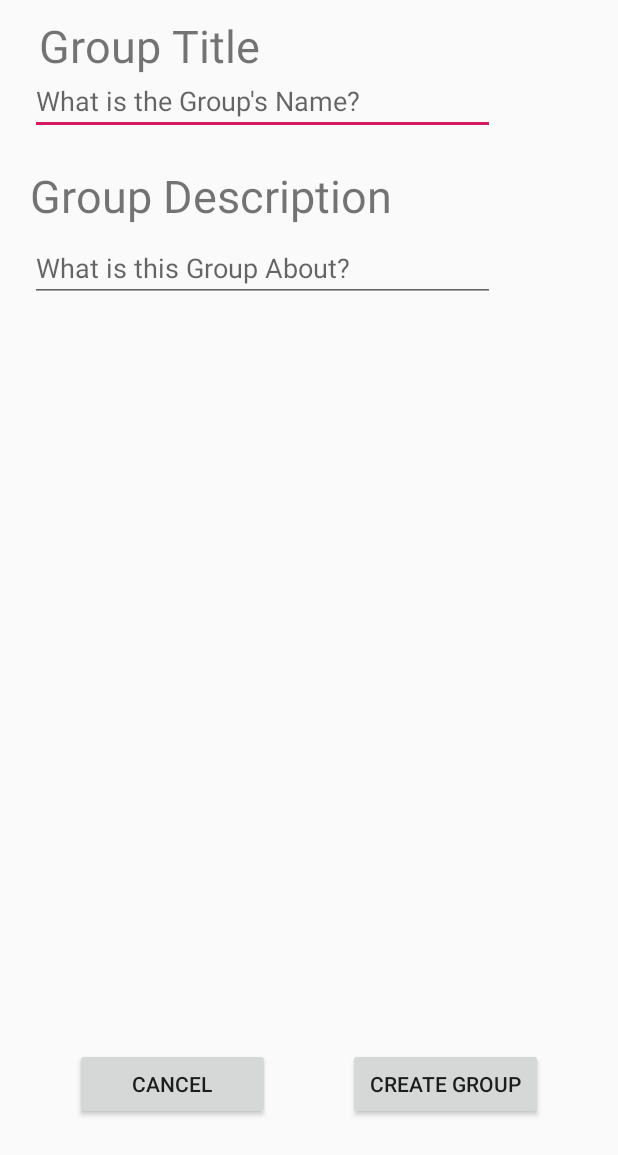
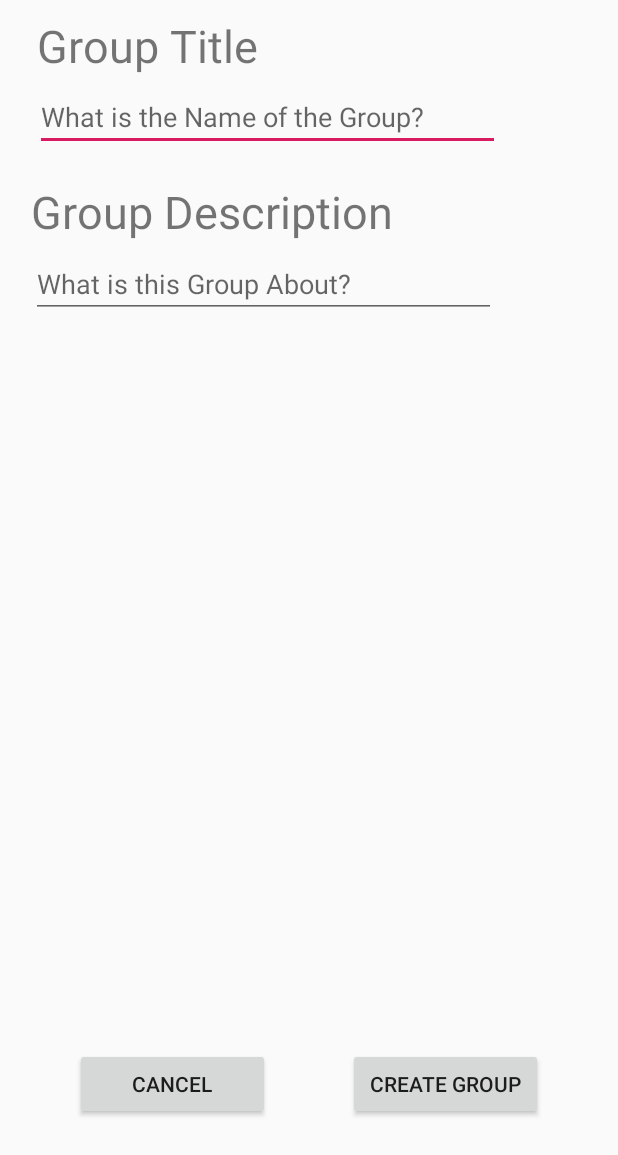
Before and after one commit to Latarax/Bro-Team-App, an Android app: the layout activity_create_new_group.xml on its own in the app's theme, with its tools: preview values and no code run, on a phone screen of 412 x 824 dp. Shown: the top 1155 px of the screen. Run offline under Robolectric (Android 15) with nearby library versions, the phone set to English and light mode, and no system bars.

Commit message:
Changed group and task activities to be able to scroll, fully implemented create group! Added back button from tasks

```diff
--- a/app/src/main/AndroidManifest.xml
+++ b/app/src/main/AndroidManifest.xml
@@ -38,7 +38,9 @@
             android:label="@string/title_activity_group_waypoint_display"></activity>
         <activity android:name=".GroupUsersDisplay" />
         <activity android:name=".GroupChatDisplay" />
-        <activity android:name=".GroupTaskDisplay" />
+        <activity android:name=".GroupTaskDisplay"
+            android:parentActivityName=".HomeGroupList"/>
+        <activity android:name=".CreateNewGroup"/>
         <activity android:name=".HomeGroupList" />
         <activity android:name=".CreateNewAccount" />
         <activity android:name=".LoginMain">
--- a/app/src/main/java/android/grouper/broTeam/GroupTaskDisplay.java
+++ b/app/src/main/java/android/grouper/broTeam/GroupTaskDisplay.java
@@ -86,6 +86,8 @@ public class GroupTaskDisplay extends AppCompatActivity {
         mRecyclerView.setAdapter(myAdapter);
         uRecyclerView.setAdapter(uAdapter);
         aRecyclerView.setAdapter(aAdapter);
+
+        getSupportActionBar().setDisplayHomeAsUpEnabled(true);
 
         // THIS IS FOR THE BOTTOM NAV VIEW DO NOT TOUCH UNLESS KNOW WHAT DOING
         navigation = findViewById(R.id.bottomNavView);
--- a/app/src/main/res/layout/activity_create_new_group.xml
+++ b/app/src/main/res/layout/activity_create_new_group.xml
@@ -31,7 +31,7 @@
         android:id="@+id/groupNameTitle"
         android:layout_width="154dp"
         android:layout_height="40dp"
-        android:layout_marginStart="23dp"
+        android:layout_marginStart="20dp"
         android:layout_marginTop="10dp"
         android:layout_marginEnd="229dp"
         android:text="Group Title"
@@ -40,33 +40,40 @@
         app:layout_constraintStart_toStartOf="parent"
         app:layout_constraintTop_toTopOf="parent" />
 
+    <EditText
+        android:id="@+id/groupTitleInput"
+        android:layout_width="310dp"
+        android:layout_height="wrap_content"
+        android:layout_marginStart="20dp"
+        android:layout_marginTop="5dp"
+        android:layout_marginEnd="75dp"
+        android:hint="What is the Name of the Group?"
+        app:layout_constraintEnd_toEndOf="parent"
+        app:layout_constraintStart_toStartOf="parent"
+        app:layout_constraintTop_toBottomOf="@+id/groupNameTitle" />
+
     <TextView
         android:id="@+id/descriptionTextView"
         android:layout_width="wrap_content"
         android:layout_height="wrap_content"
         android:layout_marginStart="20dp"
         android:layout_marginTop="20dp"
+        android:layout_marginEnd="150dp"
         android:text="Group Description"
         android:textSize="30sp"
+        app:layout_constraintEnd_toEndOf="parent"
         app:layout_constraintStart_toStartOf="parent"
         app:layout_constraintTop_toBottomOf="@+id/groupTitleInput" />
 
-    <com.google.android.material.textfield.TextInputEditText
-        android:id="@+id/groupTitleInput"
-        android:layout_width="310dp"
-        android:layout_height="40dp"
-        android:layout_marginStart="20dp"
-        android:hint="What is the Group's Name?"
-        app:layout_constraintStart_toStartOf="parent"
-        app:layout_constraintTop_toBottomOf="@+id/groupNameTitle" />
-
-    <com.google.android.material.textfield.TextInputEditText
+    <EditText
         android:id="@+id/groupDescriptionInput"
         android:layout_width="310dp"
         android:layout_height="wrap_content"
         android:layout_marginStart="20dp"
         android:layout_marginTop="5dp"
+        android:layout_marginEnd="81dp"
         android:hint="What is this Group About?"
+        app:layout_constraintEnd_toEndOf="parent"
         app:layout_constraintStart_toStartOf="parent"
         app:layout_constraintTop_toBottomOf="@+id/descriptionTextView" />
 
```
Also changed, not shown: app/src/main/java/android/grouper/broTeam/CreateNewGroup.java (+104 -0 lines), app/src/main/res/layout/activity_group_task_display.xml (+51 -33 lines), app/src/main/res/layout/home_group_list.xml (+16 -2 lines).
